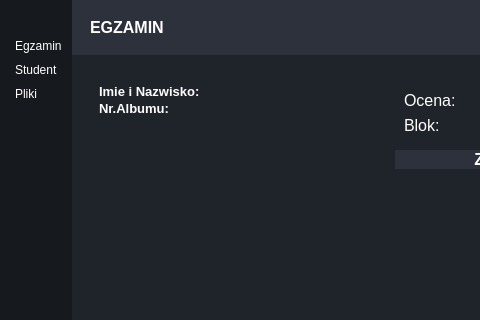
Old version of the form mainwindow.ui in the repository radoslawgegotek/ExamApp; both pictures show x 0 to 480 and y 0 to 320 of the 699 by 473 pixel window.
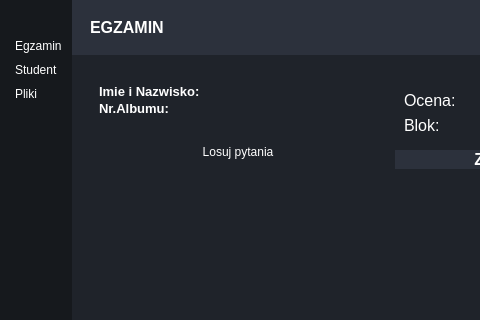
New version of the form. Icons and pictures are not drawn.

What changed in the file:
```diff
--- a/mainwindow.ui
+++ b/mainwindow.ui
@@ -610,7 +610,15 @@
                       <property name="frameShadow">
                        <enum>QFrame::Raised</enum>
                       </property>
-                      <layout class="QHBoxLayout" name="horizontalLayout_15"/>
+                      <layout class="QHBoxLayout" name="horizontalLayout_15">
+                       <item>
+                        <widget class="QPushButton" name="drawQuestionsBTN">
+                         <property name="text">
+                          <string>Losuj pytania</string>
+                         </property>
+                        </widget>
+                       </item>
+                      </layout>
                      </widget>
                     </item>
                    </layout>
```
Left out of the diff: 6 changed lines with no effect on the pictures.
